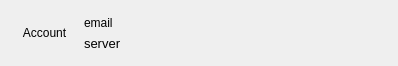
Old version of the form ui/account-view.ui in the repository haiwen/seafile-client.
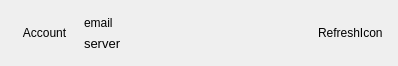
New version of the form.

Commit message: Improved the refresh icon on mac.

Diff of the .ui file:
```diff
--- a/ui/account-view.ui
+++ b/ui/account-view.ui
@@ -84,6 +84,13 @@
      </property>
     </spacer>
    </item>
+   <item>
+    <widget class="QLabel" name="mRefreshLabel">
+     <property name="text">
+      <string notr="true">RefreshIcon</string>
+     </property>
+    </widget>
+   </item>
   </layout>
  </widget>
  <resources/>
```
Left out of the diff: 12 changed lines with no effect on the pictures. The commit also changes 3 other files.
